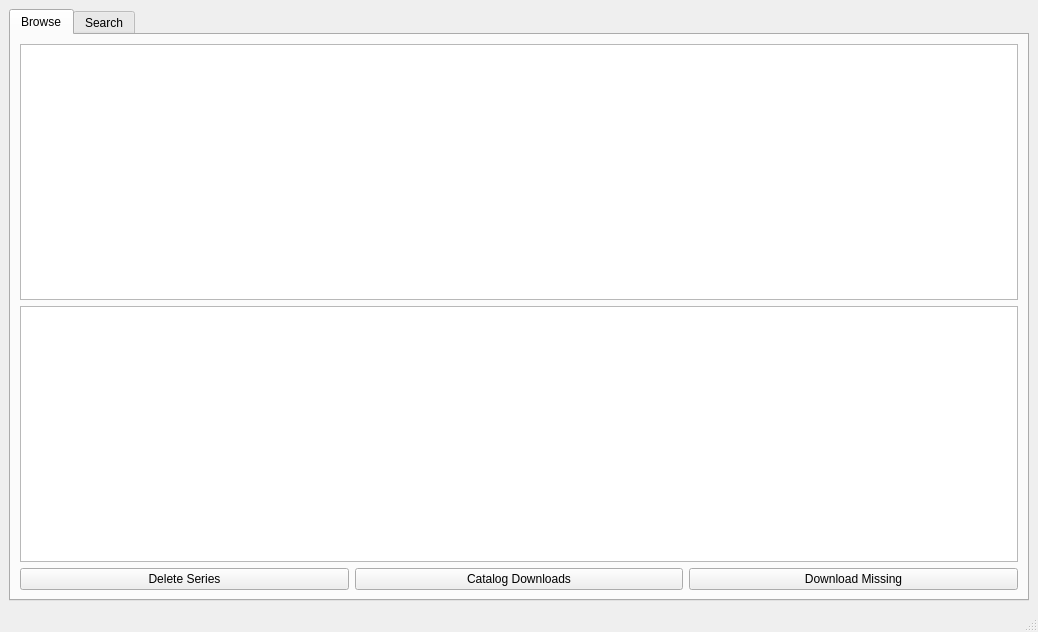
Old version of the form tvtime.ui in the repository poulh/p3tv.
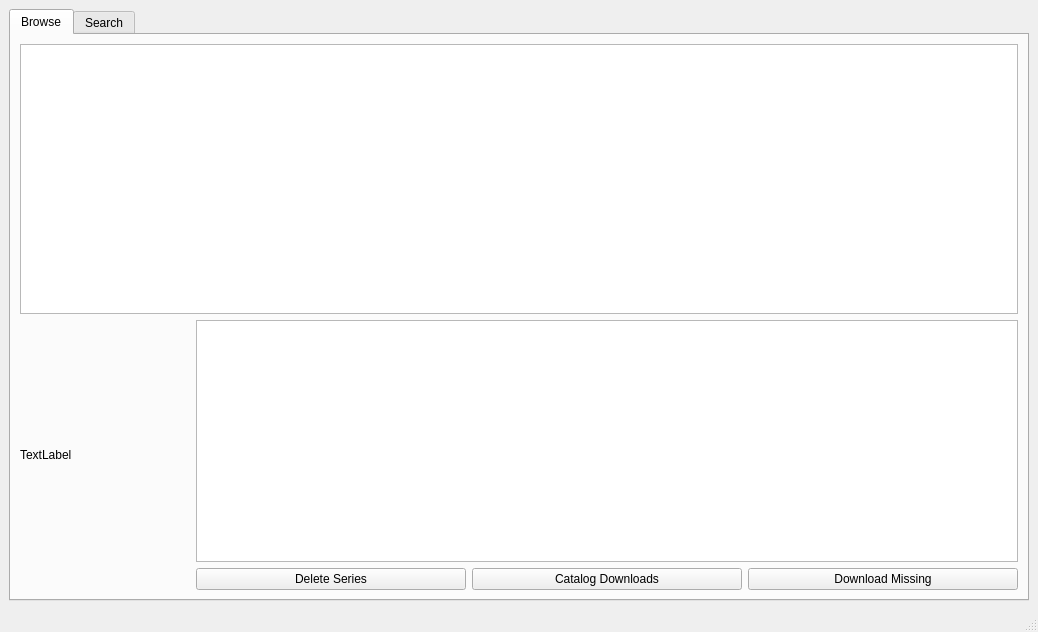
New version of the form.

Commit message: display poster next to episodes. fixed image mem leak

Patch:
```diff
--- a/tvtime.ui
+++ b/tvtime.ui
@@ -36,9 +36,7 @@
        <attribute name="title">
         <string>Browse</string>
        </attribute>
-       <layout class="QHBoxLayout" name="horizontalLayout_3">
-        <item>
-         <layout class="QVBoxLayout" name="verticalLayout_2">
+       <layout class="QVBoxLayout" name="verticalLayout_4">
           <item>
            <widget class="QTableWidget" name="seriesTableWidget">
             <property name="editTriggers">
@@ -56,6 +54,23 @@
            </widget>
           </item>
           <item>
+         <layout class="QHBoxLayout" name="horizontalLayout_6">
+          <item>
+           <widget class="QLabel" name="posterLabel">
+            <property name="minimumSize">
+             <size>
+              <width>170</width>
+              <height>250</height>
+             </size>
+            </property>
+            <property name="text">
+             <string>TextLabel</string>
+            </property>
+           </widget>
+          </item>
+          <item>
+           <layout class="QVBoxLayout" name="verticalLayout_3">
+            <item>
            <widget class="QTableView" name="episodeTableView">
             <property name="minimumSize">
              <size>
@@ -105,6 +120,10 @@
          </layout>
         </item>
        </layout>
+        </item>
+       </layout>
+       <zorder>posterLabel</zorder>
+       <zorder>episodeTableView</zorder>
       </widget>
       <widget class="QWidget" name="searchTab">
        <attribute name="title">
```
Lines whose indentation alone changed are shown as unchanged. The commit also changes 1 other file.
